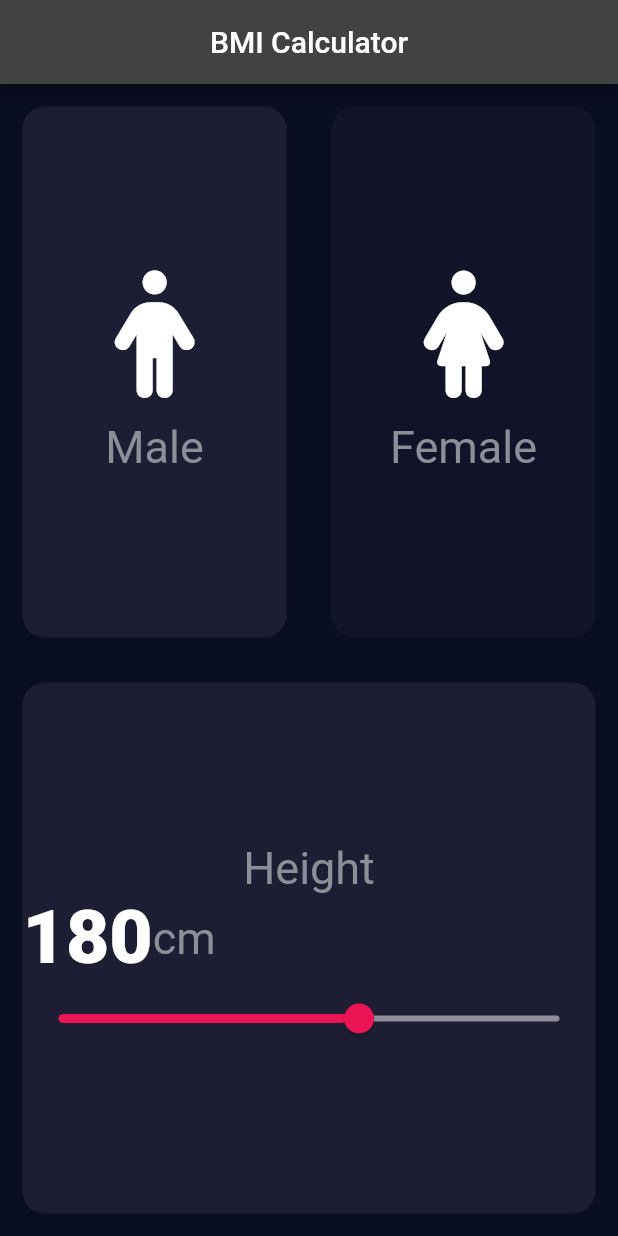
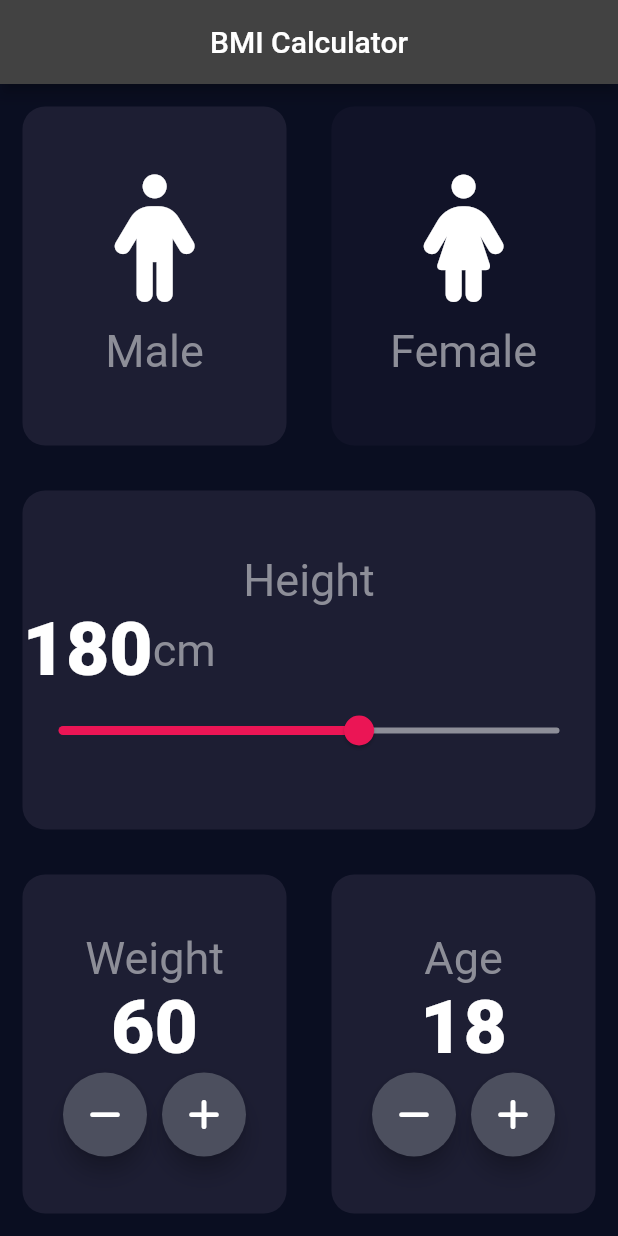
Before and after one commit to suleman24/Mobile-Apps, a Flutter app: the screen it shows after launch, on a phone screen of 412 x 824 dp. Run offline on Flutter 3.47's test engine with Material 2 defaults, Android fonts, the phone set to English and light mode, and no system bars; our stand-ins replace font_awesome_flutter, rflutter_alert; missing offline and left inert: splash_screen_view.

```diff
--- a/BMI/lib/inputpage.dart
+++ b/BMI/lib/inputpage.dart
@@ -118,7 +118,81 @@ class _inputpageState extends State<inputpage> {
 
 
 
-          //
+          Expanded(child:Row(
+            children: <Widget>[
+              Expanded(child: repeatcontainer(
+                colors: Color(0xFF1D1E33),
+                cardwidget: Column(
+                  mainAxisAlignment: MainAxisAlignment.center,
+                  children: [
+                    Text('Weight',style: mylabelstyle,),
+                    Text('$weight',style: mynumberstyle,),
+
+                    Row(
+                      mainAxisAlignment: MainAxisAlignment.center,
+                      children: [
+                        roundicon(
+                            iconData: FontAwesomeIcons.minus,
+                            onpress: (){
+                              setState(() {
+                                weight--;
+                              });
+                             }
+                        ),
+                        SizedBox(width: 10.0),
+                        roundicon(
+                            iconData: FontAwesomeIcons.plus,
+                            onpress: (){
+                              setState(() {
+                                weight++;
+                              });
+                            }
+                        ),
+
+                      ],
+                    )
+                  ],
+                ),
+              ) ),
+
+              Expanded(child: repeatcontainer(
+                colors: Color(0xFF1D1E33),
+                cardwidget: Column(
+                  mainAxisAlignment: MainAxisAlignment.center,
+                  children: [
+                    Text('Age',style: mylabelstyle,),
+                    Text('$age',style: mynumberstyle,),
+
+                    Row(
+                      mainAxisAlignment: MainAxisAlignment.center,
+                      children: [
+                        roundicon(
+                            iconData: FontAwesomeIcons.minus,
+                            onpress: (){
+                              setState(() {
+                                age--;
+                              });
+                            }
+                        ),
+                        SizedBox(width: 10.0),
+                        roundicon(
+                            iconData: FontAwesomeIcons.plus,
+                            onpress: (){
+                              setState(() {
+                                age++;
+                              });
+                            }
+                        ),
+
+                      ],
+                    )
+                  ],
+                ),
+              ))
+
+            ],
+          )
+          ),
 
 
 
```
